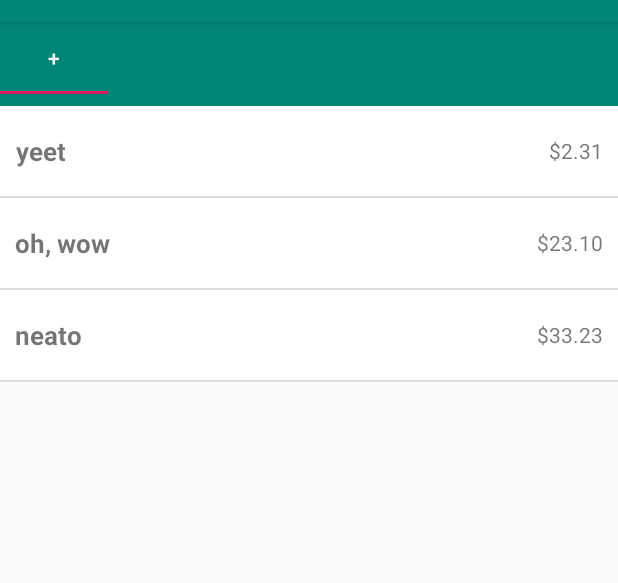
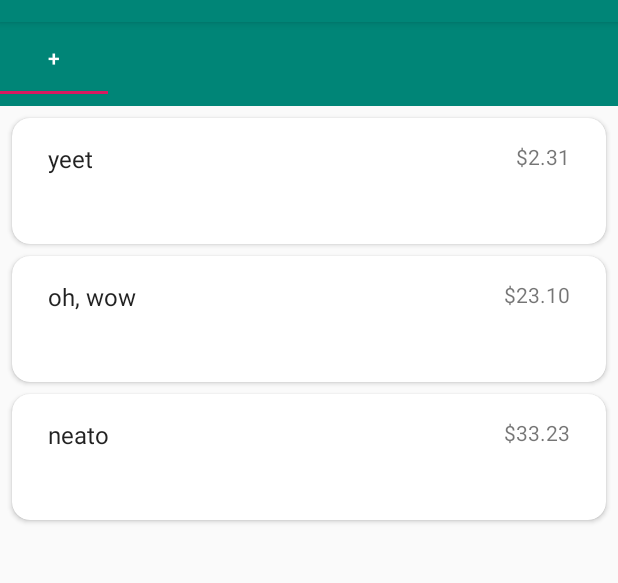
Before and after one commit to AmritHariharan/BillBreaker, an Android app: the AssignItemsActivity screen opened directly, with no data from a screen before it, on a phone screen of 412 x 824 dp, the part 62-645 px from its top. Run offline under Robolectric (Android 15) with nearby library versions, the phone set to English and light mode, and no system bars.

Commit message:
assign items list actually looks nice

```diff
--- a/app/src/main/java/com/billbreaker/AssignItemsActivity.java
+++ b/app/src/main/java/com/billbreaker/AssignItemsActivity.java
@@ -49,7 +49,6 @@ public class AssignItemsActivity extends AppCompatActivity {
         recyclerView.setLayoutManager(layoutManager);
 
         recyclerView.setHasFixedSize(true);
-        recyclerView.addItemDecoration(new DividerItemDecoration(this, LinearLayoutManager.VERTICAL));
         recyclerView.setItemAnimator(new DefaultItemAnimator());
 
         recyclerView.addOnItemTouchListener(new RecyclerTouchListener(getApplicationContext(), recyclerView, new RecyclerTouchListener.ClickListener() {
--- a/app/src/main/res/layout/activity_assign_items.xml
+++ b/app/src/main/res/layout/activity_assign_items.xml
@@ -23,6 +23,8 @@
         android:id="@+id/recycler_view"
         android:layout_width="match_parent"
         android:layout_height="wrap_content"
+        android:paddingBottom="8sp"
+        android:clipToPadding="false"
         android:scrollbars="vertical" />
 
 </LinearLayout>
--- a/app/src/main/res/layout/assign_items_list_row.xml
+++ b/app/src/main/res/layout/assign_items_list_row.xml
@@ -1,39 +1,73 @@
 <?xml version="1.0" encoding="utf-8"?>
-<FrameLayout xmlns:android="http://schemas.android.com/apk/res/android"
+<androidx.cardview.widget.CardView xmlns:android="http://schemas.android.com/apk/res/android"
+    xmlns:app="http://schemas.android.com/apk/res-auto"
+    android:id="@+id/cardView"
+    android:layout_width="match_parent"
+    android:layout_height="wrap_content"
+    android:layout_marginTop="8sp"
+    android:layout_marginStart="8sp"
+    android:layout_marginEnd="8sp"
+    app:cardCornerRadius="12sp"
+    app:cardElevation="2sp"
+    app:cardPreventCornerOverlap="true"
+    app:contentPadding="8sp">
+
+    <androidx.constraintlayout.widget.ConstraintLayout
         android:layout_width="match_parent"
         android:layout_height="wrap_content"
         android:orientation="vertical">
 
-    <RelativeLayout
-        android:id="@+id/view_foreground"
+        <androidx.constraintlayout.widget.ConstraintLayout
+            android:id="@+id/item_top_layout"
             android:layout_width="match_parent"
             android:layout_height="wrap_content"
-        android:background="@android:color/white"
-        android:padding="@dimen/padd_10">
+            android:layout_marginTop="8dp"
+            app:layout_constraintBottom_toTopOf="@id/people_list_text"
+            app:layout_constraintEnd_toEndOf="parent"
+            app:layout_constraintStart_toStartOf="parent"
+            app:layout_constraintTop_toTopOf="parent">
 
             <TextView
                 android:id="@+id/name"
-            android:layout_width="wrap_content"
+                android:layout_width="0dp"
                 android:layout_height="@dimen/receipt_item_height"
+                android:layout_marginStart="16dp"
+                android:layout_marginEnd="16dp"
+                android:gravity="start"
                 android:maxLines="1"
-            android:textSize="17dp"
-            android:gravity="center"
-            android:textStyle="bold"/>
+                android:textAlignment="viewStart"
+                android:textAppearance="@style/Base.TextAppearance.AppCompat.Large"
+                android:textSize="16sp"
+                app:layout_constraintEnd_toStartOf="@+id/price"
+                app:layout_constraintStart_toStartOf="parent" />
 
             <TextView
                 android:id="@+id/price"
                 android:layout_width="wrap_content"
                 android:layout_height="@dimen/receipt_item_height"
                 android:layout_alignParentEnd="true"
-            android:gravity="center"/>
+                android:layout_marginEnd="16dp"
+                android:gravity="end"
+                android:textAppearance="@style/Base.TextAppearance.AppCompat.Small"
+                app:layout_constraintEnd_toEndOf="parent" />
 
-    </RelativeLayout>
+        </androidx.constraintlayout.widget.ConstraintLayout>
 
         <TextView
             android:id="@+id/people_list_text"
             android:layout_width="match_parent"
             android:layout_height="wrap_content"
-        android:layout_gravity="left"
-        android:textSize="17sp" />
+            android:layout_gravity="start"
+            android:layout_marginStart="16dp"
+            android:layout_marginEnd="16dp"
+            android:layout_marginBottom="8dp"
+            android:minHeight="@dimen/activity_vertical_margin"
+            android:textSize="16sp"
+            app:layout_constraintBottom_toBottomOf="parent"
+            app:layout_constraintEnd_toEndOf="parent"
+            app:layout_constraintStart_toStartOf="parent"
+            app:layout_constraintTop_toBottomOf="@id/item_top_layout" />
 
-</FrameLayout>
+    </androidx.constraintlayout.widget.ConstraintLayout>
+
+</androidx.cardview.widget.CardView>
--- a/app/src/main/res/values/dimens.xml
+++ b/app/src/main/res/values/dimens.xml
@@ -5,7 +5,7 @@
     <dimen name="fab_margin">16dp</dimen>
     <dimen name="row_padding_vertical">10dp</dimen>
     <dimen name="activity_padding_horizontal">16dp</dimen>
-    <dimen name="receipt_item_height">40dp</dimen>
+    <dimen name="receipt_item_height">30dp</dimen>
     <dimen name="edit_button_params">30dp</dimen>
     <dimen name="padd_10">10dp</dimen>
     <dimen name="ic_delete">30dp</dimen>
```
Lines whose indentation alone changed are shown as unchanged.
